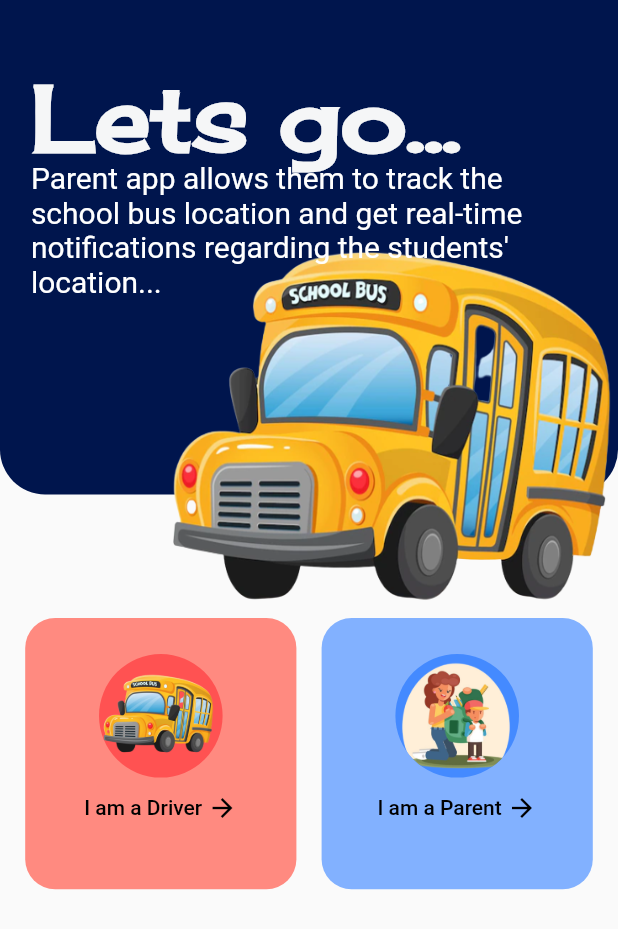
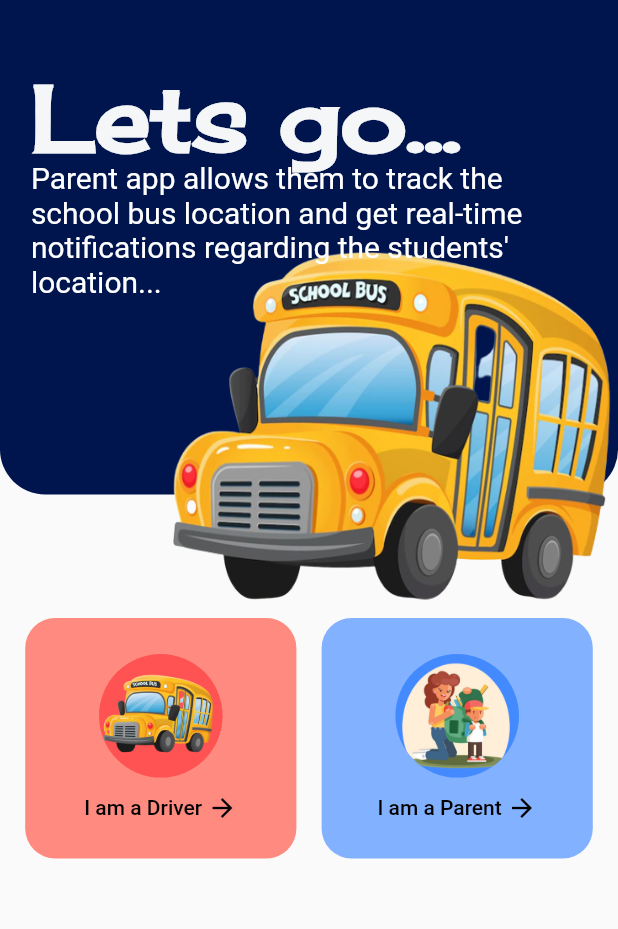
Before and after one commit to Pusse-01/school-van-app, a Flutter app: the screen it shows after launch, on a phone screen of 412 x 824 dp. Shown: the top 929 px of the screen. Run offline on Flutter 3.47's test engine with Material 2 defaults, Android fonts, the phone set to English and light mode, and no system bars; drawn by our look-alikes of auto_size_text; our stand-ins replace cloud_firestore, expandable, firebase_auth, firebase_core, firebase_storage, flutter_local_notifications and 5 more; missing offline and left inert: flutter_background, flutter_polyline_points; accounts and stored records are empty.

Commit message:
overflow fix

```diff
--- a/school_van_app/lib/auth/accountselect.dart
+++ b/school_van_app/lib/auth/accountselect.dart
@@ -93,7 +93,6 @@ class accountselect extends StatelessWidget {
                                 builder: (context) => logindriver()));
                       },
                       child: Container(
-                        height: MediaQuery.of(context).size.height * 0.2,
                         width: MediaQuery.of(context).size.width * 0.4,
                         color: Colors.redAccent[300],
                         padding: EdgeInsets.all(16),
@@ -144,7 +143,6 @@ class accountselect extends StatelessWidget {
 
                       },
                       child: Container(
-                        height: MediaQuery.of(context).size.height * 0.2,
                         width: MediaQuery.of(context).size.width * 0.4,
                         color: Colors.blueAccent[300],
                         padding: EdgeInsets.all(16),
```
